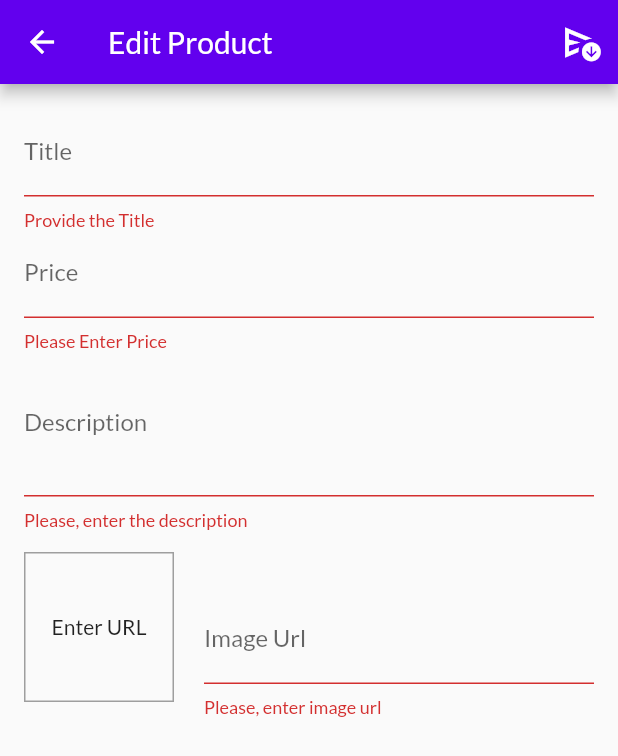
After one commit to hanan0998/Shop-App, a Flutter app: the EditProductScreen screen opened by its route, after a tap on the "send and archive" icon, on a phone screen of 412 x 824 dp. The commit adds this screen. Shown: the top 756 px of the screen. Run offline on Flutter 3.47's test engine with Material 2 defaults, Android fonts, the phone set to English and light mode, and no system bars; network calls fail.

Commit message:
Till Validator

```diff
--- a/lib/main.dart
+++ b/lib/main.dart
@@ -8,6 +8,8 @@ import './models/providers/product_provider.dart';
 import './screens/product_detail_screen.dart';
 import './screens/product_overview_screen.dart';
 import './screens/orders_screen.dart';
+import './screens/user_product_screen.dart';
+import './screens/edit_product_screen.dart';
 
 void main() {
   runApp(const MyApp());
@@ -44,6 +46,8 @@ class MyApp extends StatelessWidget {
           ProductDetailScreen.routeName: (context) => ProductDetailScreen(),
           CartScreen.routeName: (context) => CartScreen(),
           OrdersScreen.routeName: (context) => OrdersScreen(),
+          UserProductScreen.routeName: (context) => UserProductScreen(),
+          EditProductScreen.routeName: (context) => EditProductScreen()
         },
       ),
     );
--- /dev/null
+++ b/lib/screens/edit_product_screen.dart
@@ -0,0 +1,227 @@
+import 'package:flutter/material.dart';
+
+import '../models/providers/product.dart';
+
+class EditProductScreen extends StatefulWidget {
+  static const routeName = '/edit-screen';
+  const EditProductScreen({super.key});
+
+  @override
+  State<EditProductScreen> createState() => _EditProductScreenState();
+}
+
+class _EditProductScreenState extends State<EditProductScreen> {
+  final _priceFocusNode = FocusNode();
+  final _descriptionfocusNode = FocusNode();
+  // using textediting controllor because we have to show image before submition
+  final _imageUrlControllor = TextEditingController();
+  // adding image url focus node so that it will show preview of image when focus is transfter on the other text field
+  final _imageUrlFocusNode = FocusNode();
+  // adding global key to interact with form widget
+  final _form = GlobalKey<FormState>();
+
+  var _editedProduct = Product(
+      id: '',
+      title: 'title',
+      description: 'description',
+      imageUrl: 'imageUrl',
+      price: 0.0);
+
+  // for adding listener
+  @override
+  void initState() {
+    _imageUrlFocusNode.addListener(updateImageUrl);
+    super.initState();
+  }
+
+  // adding function to point through listener
+  void updateImageUrl() {
+    if (!_imageUrlFocusNode.hasFocus) {
+      setState(() {});
+    }
+  }
+
+  @override
+  void dispose() {
+    _imageUrlFocusNode.removeListener(updateImageUrl);
+    _priceFocusNode.dispose();
+    _descriptionfocusNode.dispose();
+    _imageUrlControllor.dispose();
+    _imageUrlFocusNode.dispose();
+    super.dispose();
+  }
+
+// adding method to save the form
+  void _saveForm() {
+    // .validate return a boolean value
+    final isValid = _form.currentState!.validate();
+    if (!isValid) {
+      return;
+    }
+    _form.currentState!.save();
+    print(_editedProduct.title);
+    print(_editedProduct.price);
+    print(_editedProduct.description);
+    print(_editedProduct.imageUrl);
+    print(_editedProduct.id);
+  }
+
+  @override
+  Widget build(BuildContext context) {
+    return Scaffold(
+      appBar: AppBar(
+        title: Text('Edit Product'),
+        actions: [
+          IconButton(
+              // alignment: Alignment.centerRight ,
+              onPressed: _saveForm,
+              icon: Icon(
+                Icons.send_and_archive_outlined,
+                size: 30,
+              ))
+        ],
+      ),
+      body: Padding(
+        padding: const EdgeInsets.all(16.0),
+        child: Form(
+            key: _form,
+            child: ListView(
+              children: [
+                TextFormField(
+                  decoration: InputDecoration(labelText: 'Title'),
+                  textInputAction: TextInputAction.next,
+                  onFieldSubmitted: (_) {
+                    // to transfer focus to the next fieold
+                    FocusScope.of(context).requestFocus(_priceFocusNode);
+                  },
+                  validator: (value) {
+                    if (value!.isNotEmpty) {
+                      return null;
+                    }
+                    return 'Provide the Title';
+                  },
+                  onSaved: (newValue) {
+                    _editedProduct = Product(
+                        id: _editedProduct.id,
+                        title: newValue!,
+                        description: _editedProduct.description,
+                        imageUrl: _editedProduct.imageUrl,
+                        price: _editedProduct.price);
+                  },
+                ),
+                TextFormField(
+                  decoration: InputDecoration(labelText: 'Price'),
+                  textInputAction: TextInputAction.next,
+                  keyboardType: TextInputType.number,
+                  // to take focus on the next text field
+                  focusNode: _priceFocusNode,
+                  onFieldSubmitted: (_) {
+                    FocusScope.of(context).requestFocus(_descriptionfocusNode);
+                  },
+                  validator: (value) {
+                    if (value!.isEmpty) {
+                      return 'Please Enter Price';
+                    }
+                    if (double.tryParse(value) == null) {
+                      return 'Please, enter a valid number!';
+                    }
+                    if (double.parse(value) <= 0) {
+                      return 'Please, enter number greater than zero';
+                    }
+                    return null;
+                  },
+                  onSaved: (newValue) {
+                    _editedProduct = Product(
+                        id: _editedProduct.id,
+                        title: _editedProduct.title,
+                        description: _editedProduct.description,
+                        imageUrl: _editedProduct.imageUrl,
+                        price: double.parse(newValue!));
+                  },
+                ),
+                TextFormField(
+                  decoration: InputDecoration(labelText: 'Description'),
+                  maxLines: 3,
+                  textInputAction: TextInputAction.next,
+                  keyboardType: TextInputType.multiline,
+                  focusNode: _descriptionfocusNode,
+                  onSaved: (newValue) {
+                    _editedProduct = Product(
+                        id: _editedProduct.id,
+                        title: _editedProduct.title,
+                        description: newValue!,
+                        imageUrl: _editedProduct.imageUrl,
+                        price: _editedProduct.price);
+                  },
+                  validator: (value) {
+                    if (value!.isEmpty) {
+                      return 'Please, enter the description';
+                    }
+                    if (value.length < 10) {
+                      return 'Should be atleast 10 characters!';
+                    }
+                    return null;
+                  },
+                ),
+                Row(
+                  mainAxisAlignment: MainAxisAlignment.spaceBetween,
+                  crossAxisAlignment: CrossAxisAlignment.end,
+                  children: [
+                    Container(
+                      width: 100,
+                      height: 100,
+                      margin: EdgeInsets.only(top: 15, bottom: 10, right: 20),
+                      decoration: BoxDecoration(
+                          border: Border.all(width: 1, color: Colors.grey)),
+                      child: _imageUrlControllor.text.isEmpty
+                          ? Center(
+                              child: const Text(
+                                "Enter URL",
+                                // textAlign: TextAlign.center,
+                              ),
+                            )
+                          : FittedBox(
+                              child: Image.network(
+                                _imageUrlControllor.text,
+                                fit: BoxFit.cover,
+                              ),
+                            ),
+                    ),
+                    Expanded(
+                      child: TextFormField(
+                        decoration: InputDecoration(labelText: 'Image Url'),
+                        keyboardType: TextInputType.url,
+                        textInputAction: TextInputAction.done,
+                        controller: _imageUrlControllor,
+                        focusNode: _imageUrlFocusNode,
+                        onFieldSubmitted: (_) {
+                          _saveForm();
+                        },
+                        validator: (value) {
+                          if (value!.isEmpty) {
+                            return 'Please, enter image url';
+                          }
+                          if (value.startsWith('http://') &&
+                              value.startsWith('https://')) {
+                            return 'Please, enter valid URL';
+                          }
+                          return null;
+                        },
+                        onSaved: (newValue) {
+                          _editedProduct = Product(
+                              id: _editedProduct.id,
+                              title: _editedProduct.title,
+                              description: _editedProduct.description,
+                              imageUrl: newValue!,
+                              price: _editedProduct.price);
+                        },
+                      ),
+                    ),
+                  ],
+                )
+              ],
+            )),
+      ),
+    );
+  }
+}
--- a/lib/widgets/app_drawer_widget.dart
+++ b/lib/widgets/app_drawer_widget.dart
@@ -1,6 +1,7 @@
 import 'package:flutter/material.dart';
 
 import '../screens/orders_screen.dart';
+import '../screens/user_product_screen.dart';
 
 class MyDrawerWidget extends StatelessWidget {
   const MyDrawerWidget({super.key});
@@ -29,6 +30,15 @@ class MyDrawerWidget extends StatelessWidget {
             Navigator.of(context).pushReplacementNamed(OrdersScreen.routeName);
           },
         ),
+        Divider(),
+        ListTile(
+          leading: Icon(Icons.edit),
+          title: Text("Manage Products"),
+          onTap: () {
+            Navigator.of(context)
+                .pushReplacementNamed(UserProductScreen.routeName);
+          },
+        ),
       ]),
     );
   }
```
Also changed, not shown: lib/screens/user_product_screen.dart (added, +46 -0 lines), lib/widgets/user_product_item_widget.dart (added, +32 -0 lines).
